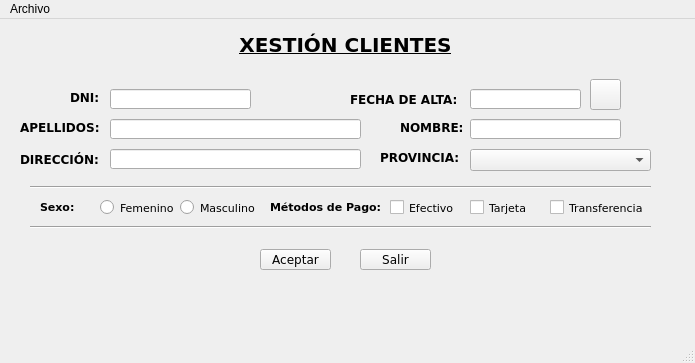
xMrAvocado/ProyDos, file ventana.ui: the form before one commit.
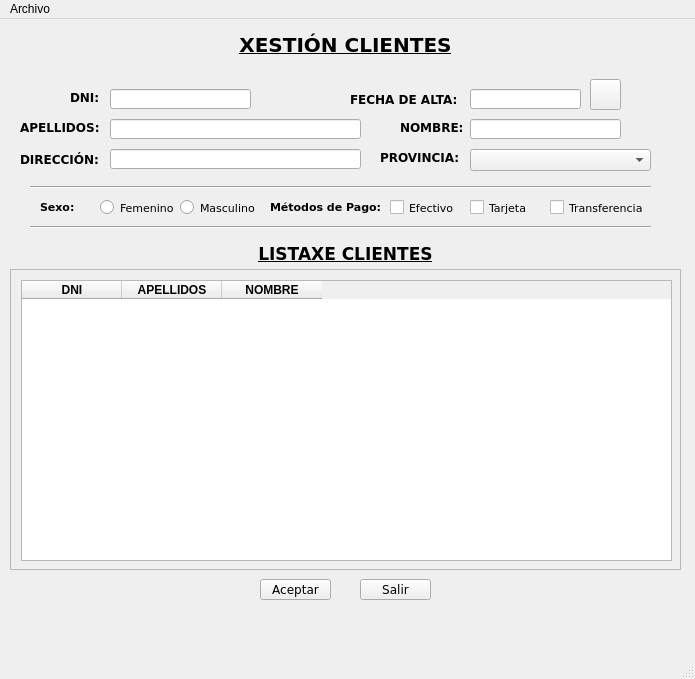
The form after the commit. Icons and pictures are not drawn.

Diff of the .ui file:
```diff
--- a/ventana.ui
+++ b/ventana.ui
@@ -7,7 +7,7 @@
     <x>0</x>
     <y>0</y>
     <width>695</width>
-    <height>363</height>
+    <height>679</height>
    </rect>
   </property>
   <property name="windowTitle">
@@ -179,7 +179,7 @@
     <property name="geometry">
      <rect>
       <x>260</x>
-      <y>230</y>
+      <y>560</y>
       <width>71</width>
       <height>21</height>
      </rect>
@@ -198,7 +198,7 @@
     <property name="geometry">
      <rect>
       <x>360</x>
-      <y>230</y>
+      <y>560</y>
       <width>71</width>
       <height>21</height>
      </rect>
@@ -531,6 +531,100 @@
      <enum>Qt::Horizontal</enum>
     </property>
    </widget>
+   <widget class="QLabel" name="lblListCli">
+    <property name="geometry">
+     <rect>
+      <x>230</x>
+      <y>220</y>
+      <width>231</width>
+      <height>31</height>
+     </rect>
+    </property>
+    <property name="font">
+     <font>
+      <family>Verdana</family>
+      <pointsize>13</pointsize>
+      <weight>75</weight>
+      <bold>true</bold>
+      <underline>true</underline>
+     </font>
+    </property>
+    <property name="styleSheet">
+     <string notr="true"/>
+    </property>
+    <property name="text">
+     <string>LISTAXE CLIENTES</string>
+    </property>
+    <property name="alignment">
+     <set>Qt::AlignCenter</set>
+    </property>
+   </widget>
+   <widget class="QScrollArea" name="scrollArea">
+    <property name="geometry">
+     <rect>
+      <x>10</x>
+      <y>250</y>
+      <width>671</width>
+      <height>301</height>
+     </rect>
+    </property>
+    <property name="widgetResizable">
+     <bool>true</bool>
+    </property>
+    <widget class="QWidget" name="scrollAreaWidgetContents">
+     <property name="geometry">
+      <rect>
+       <x>0</x>
+       <y>0</y>
+       <width>669</width>
+       <height>299</height>
+      </rect>
+     </property>
+     <widget class="QTableWidget" name="tableCli">
+      <property name="geometry">
+       <rect>
+        <x>10</x>
+        <y>10</y>
+        <width>651</width>
+        <height>281</height>
+       </rect>
+      </property>
+      <column>
+       <property name="text">
+        <string>DNI</string>
+       </property>
+       <property name="font">
+        <font>
+         <weight>75</weight>
+         <bold>true</bold>
+        </font>
+       </property>
+      </column>
+      <column>
+       <property name="text">
+        <string>APELLIDOS</string>
+       </property>
+       <property name="font">
+        <font>
+         <weight>75</weight>
+         <bold>true</bold>
+        </font>
+       </property>
+      </column>
+      <column>
+       <property name="text">
+        <string>NOMBRE</string>
+       </property>
+       <property name="font">
+        <font>
+         <weight>75</weight>
+         <bold>true</bold>
+        </font>
+       </property>
+      </column>
+     </widget>
+    </widget>
+   </widget>
   </widget>
   <widget class="QMenuBar" name="menuBar">
    <property name="geometry">
```
